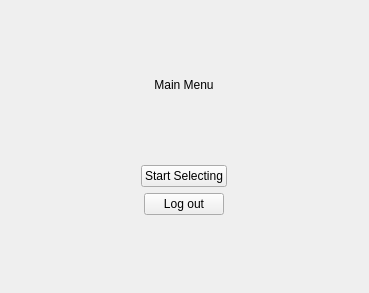
YouMeBetween/QtRandomSelector, file ui/mainMenu.ui: the form before one commit.
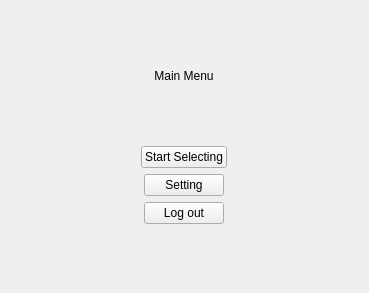
The form after the commit.

```diff
--- a/ui/mainMenu.ui
+++ b/ui/mainMenu.ui
@@ -75,6 +75,25 @@
      </property>
     </widget>
    </item>
+   <item alignment="Qt::AlignHCenter">
+    <widget class="QPushButton" name="qSettingPushButton">
+     <property name="sizePolicy">
+      <sizepolicy hsizetype="Minimum" vsizetype="Fixed">
+       <horstretch>0</horstretch>
+       <verstretch>0</verstretch>
+      </sizepolicy>
+     </property>
+     <property name="layoutDirection">
+      <enum>Qt::LeftToRight</enum>
+     </property>
+     <property name="styleSheet">
+      <string notr="true">font: 10pt &quot;思源黑体 CN&quot;;</string>
+     </property>
+     <property name="text">
+      <string>Setting</string>
+     </property>
+    </widget>
+   </item>
    <item alignment="Qt::AlignHCenter">
     <widget class="QPushButton" name="quit">
      <property name="styleSheet">
```
